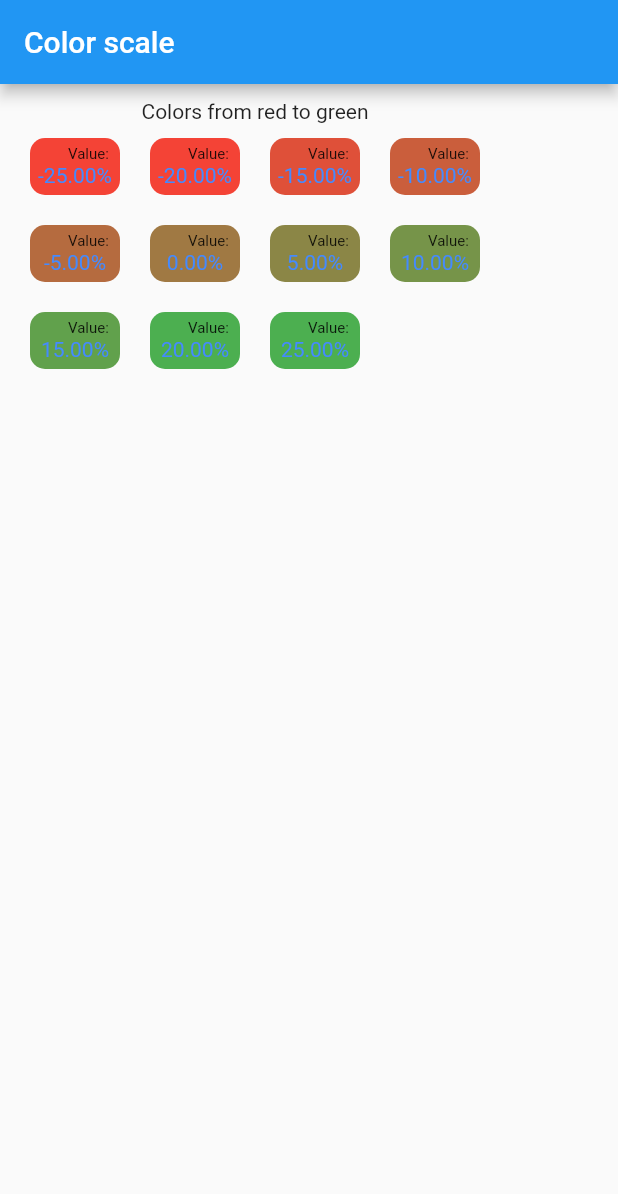
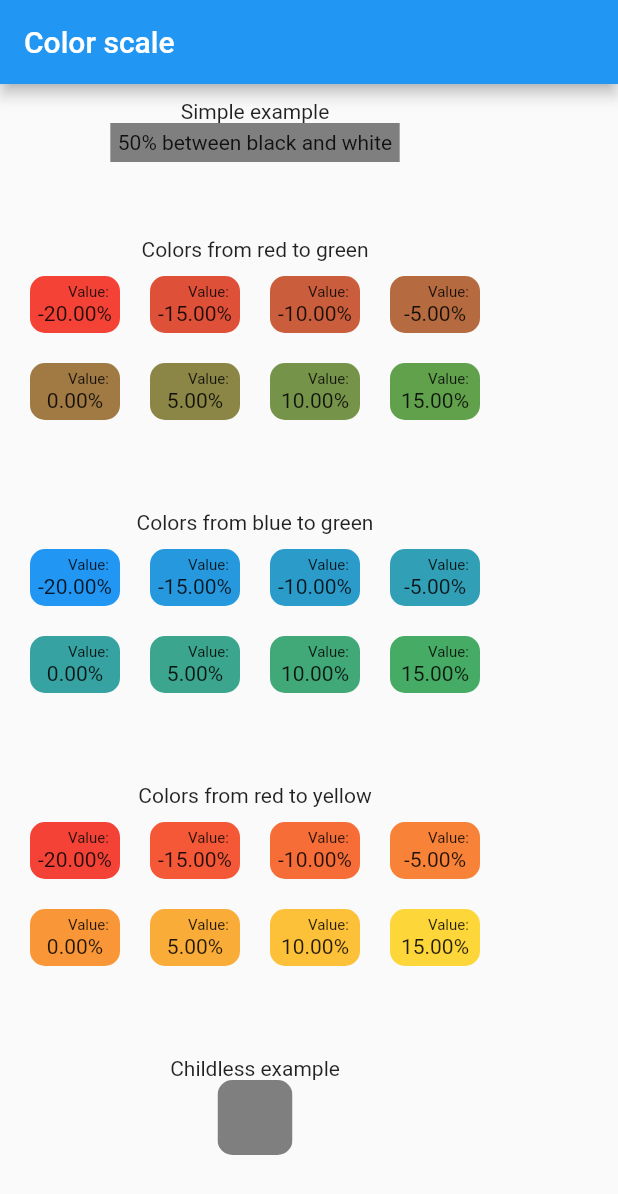
Before and after one commit to ivofernandes/color_scale, a Flutter app: the screen it shows after launch, on a phone screen of 412 x 824 dp. Shown: the top 1194 px of the screen. Run offline on Flutter 3.47's test engine with Material 2 defaults, Android fonts, the phone set to English and light mode, and no system bars.

Commit message:
Package documentation

```diff
--- a/example/lib/main.dart
+++ b/example/lib/main.dart
@@ -11,39 +11,120 @@ class MyApp extends StatelessWidget {
   // This widget is the root of your application.
   @override
   Widget build(BuildContext context) {
-    List<double> values = [-25, -20, -15, -10, -5, 0, 5, 10, 15, 20, 25];
-
     return MaterialApp(
         title: 'Color Scale Demo',
         home: Scaffold(
           appBar: AppBar(
             title: Text('Color scale'),
           ),
-          body: Container(
+          body: SingleChildScrollView(
+            child: Container(
               margin: EdgeInsets.all(10),
               child: Column(
                 children: [
-                Text('Colors from red to green'),
+                  const Text('Simple example'),
+                  ColorScaleWidget(
+                      value: 0,
+                      minValue: -20,
+                      minColor: Colors.white,
+                      maxValue: 20,
+                      maxColor: Colors.black,
+                      child: Container(
+                          margin: EdgeInsets.all(5),
+                          child: Text('50% between black and white'))),
+                  const SizedBox(
+                    height: 50,
+                  ),
+                  TestColorScale(
+                    text: 'Colors from red to green',
+                    values: [-20, -15, -10, -5, 0, 5, 10, 15],
+                    minValue: -20,
+                    minColor: Colors.red,
+                    maxValue: 20,
+                    maxColor: Colors.green,
+                  ),
+                  TestColorScale(
+                    text: 'Colors from blue to green',
+                    values: [-20, -15, -10, -5, 0, 5, 10, 15],
+                    minValue: -20,
+                    minColor: Colors.blue,
+                    maxValue: 20,
+                    maxColor: Colors.green,
+                  ),
+                  TestColorScale(
+                    text: 'Colors from red to yellow',
+                    values: [-20, -15, -10, -5, 0, 5, 10, 15],
+                    minValue: -20,
+                    minColor: Colors.red,
+                    maxValue: 20,
+                    maxColor: Colors.yellow,
+                  ),
+                  const Text('Childless example'),
+                  ClipRRect(
+                    borderRadius: BorderRadius.all(Radius.circular(10)),
+                    child: Container(
+                      width: 50,
+                      height: 50,
+                      child: ColorScaleWidget(
+                        value: 0,
+                        minValue: -20,
+                        minColor: Colors.white,
+                        maxValue: 20,
+                        maxColor: Colors.black,
+                      ),
+                    ),
+                  )
+                ],
+              ),
+            ),
+          ),
+        ));
+  }
+}
+
+class TestColorScale extends StatelessWidget {
+  final String text;
+  final List<double> values;
+
+  final double minValue;
+  final Color minColor;
+
+  final double maxValue;
+  final Color maxColor;
+
+  const TestColorScale(
+      {this.text = '',
+      this.values = const [],
+      this.minValue = -20,
+      this.minColor = Colors.red,
+      this.maxValue = 20,
+      this.maxColor = Colors.green});
+
+  @override
+  Widget build(BuildContext context) {
+    return Column(
+      children: [
+        Text(text),
         Wrap(
           children: values
               .map(
                 (value) => Container(
-                          margin: EdgeInsets.all(10),
+                  margin: const EdgeInsets.all(10),
                   child: ClipRRect(
-                            borderRadius:
-                                BorderRadius.all(Radius.circular(10.0)),
+                    borderRadius: const BorderRadius.all(Radius.circular(10.0)),
                     child: Container(
                       alignment: Alignment.bottomRight,
                       width: 60,
                       child: ColorScaleWidget(
                           value: value,
-                                  minColor: Colors.red,
-                                  maxColor: Colors.green,
+                          minValue: minValue,
+                          minColor: minColor,
+                          maxValue: maxValue,
+                          maxColor: maxColor,
                           child: Container(
                             margin: EdgeInsets.all(5),
                             child: Wrap(
-                                      crossAxisAlignment:
-                                          WrapCrossAlignment.center,
+                              crossAxisAlignment: WrapCrossAlignment.center,
                               alignment: WrapAlignment.end,
                               children: [
                                 Text(
@@ -58,8 +139,6 @@ class MyApp extends StatelessWidget {
                                       fit: BoxFit.scaleDown,
                                       child: Text(
                                         '${value.toStringAsFixed(2)}%',
-                                                style: TextStyle(
-                                                    color: Colors.blueAccent),
                                       )),
                                 ),
                               ],
@@ -71,9 +150,10 @@ class MyApp extends StatelessWidget {
               )
               .toList(),
         ),
+        SizedBox(
+          height: 50,
+        )
       ],
-            ),
-          ),
-        ));
+    );
   }
 }
--- a/lib/src/color_scale_widget.dart
+++ b/lib/src/color_scale_widget.dart
@@ -2,16 +2,25 @@ import 'dart:math';
 
 import 'package:flutter/material.dart';
 
+/// This widget is a container that have a background color that depends on a value
 class ColorScaleWidget extends StatelessWidget {
+  /// Value taken in consideration to choose the color
   final double value;
 
+  /// Min vale for the the value ranges
   final double minValue;
+
+  /// Color if the value passed is the minValue
+  final Color minColor;
+
+  /// Max value for the value ranges
   final double maxValue;
 
-  final Color minColor;
+  /// Color if the value passed is the maxValue
   final Color maxColor;
 
-  final Widget child;
+  /// Widget that will be rendered inside the container
+  final Widget? child;
 
   const ColorScaleWidget(
       {required this.value,
@@ -19,7 +28,7 @@ class ColorScaleWidget extends StatelessWidget {
       this.maxValue = 20,
       this.minColor = Colors.red,
       this.maxColor = Colors.green,
-      required this.child,
+      this.child,
       Key? key})
       : super(key: key);
 
--- a/pubspec.yaml
+++ b/pubspec.yaml
@@ -1,7 +1,8 @@
 name: color_scale
-description: Color scale widget that tries to resemble what we have on spreadsheets
+description: Color scale widget that tries to resemble what we have on google sheets
 version: 0.0.1
-homepage:
+homepage: https://incaview.com
+repository: https://github.com/ivofernandes/color_scale
 
 environment:
   sdk: ">=2.17.1 <3.0.0"
```
Also changed, not shown: doc/simulator_screenshot_1.png (added), 2 other files. Lines whose indentation alone changed are shown as unchanged.
